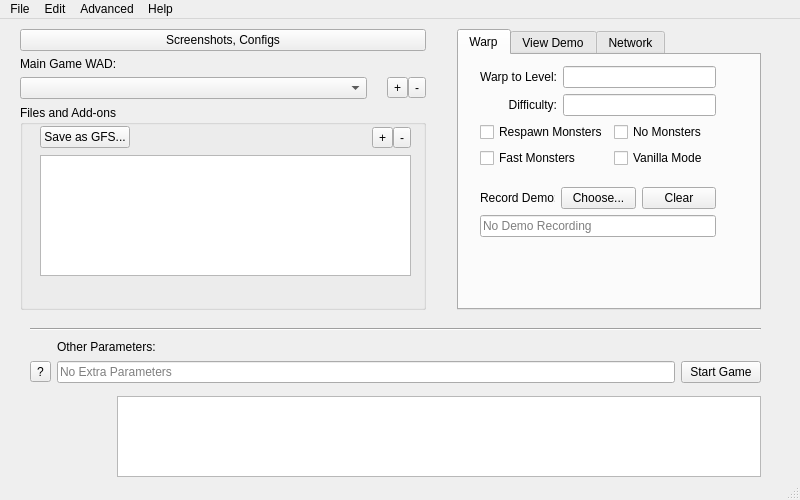
Altazimuth/Eternity-Launcher-Qt, file mainwindow.ui: the form before one commit.
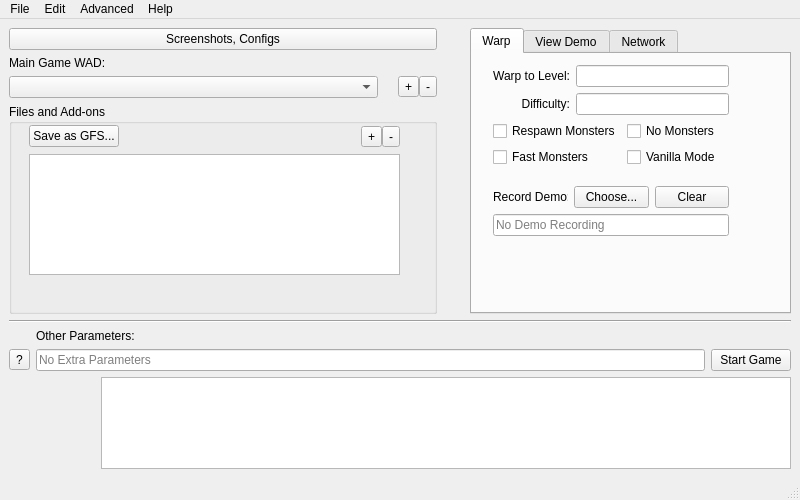
The form after the commit. Icons and pictures are not drawn.

Commit message: Make the main window a vertical layout

```diff
--- a/mainwindow.ui
+++ b/mainwindow.ui
@@ -18,115 +18,8 @@
     <normaloff>:/ee.ico</normaloff>:/ee.ico</iconset>
   </property>
   <widget class="QWidget" name="centralwidget">
-   <widget class="Line" name="line">
-    <property name="geometry">
-     <rect>
-      <x>30</x>
-      <y>300</y>
-      <width>731</width>
-      <height>20</height>
-     </rect>
-    </property>
-    <property name="orientation">
-     <enum>Qt::Horizontal</enum>
-    </property>
-   </widget>
-   <widget class="QWidget" name="layoutWidget">
-    <property name="geometry">
-     <rect>
-      <x>30</x>
-      <y>320</y>
-      <width>731</width>
-      <height>44</height>
-     </rect>
-    </property>
-    <layout class="QGridLayout" name="gridLayout_4">
-     <item row="1" column="2">
-      <widget class="QPushButton" name="pushButton_startGame">
-       <property name="text">
-        <string>Start Game</string>
-       </property>
-      </widget>
-     </item>
-     <item row="1" column="0">
-      <widget class="QToolButton" name="toolButton_wikiCommandArgs">
-       <property name="text">
-        <string>?</string>
-       </property>
-      </widget>
-     </item>
-     <item row="0" column="1">
-      <widget class="QLabel" name="label_13">
-       <property name="text">
-        <string>Other Parameters:</string>
-       </property>
-      </widget>
-     </item>
-     <item row="1" column="1">
-      <widget class="QLineEdit" name="lineEdit_otherParameters">
-       <property name="toolTip">
-        <string>&lt;html&gt;&lt;head/&gt;&lt;body&gt;&lt;p&gt;Type here other parameters not included in the user interface. You can click on the question mark button to visit the wiki page on available parameters. &lt;/p&gt;&lt;/body&gt;&lt;/html&gt;</string>
-       </property>
-       <property name="placeholderText">
-        <string>No Extra Parameters</string>
-       </property>
-      </widget>
-     </item>
-    </layout>
-   </widget>
-   <widget class="QWidget" name="layoutWidget">
-    <property name="geometry">
-     <rect>
-      <x>30</x>
-      <y>377</y>
-      <width>731</width>
-      <height>81</height>
-     </rect>
-    </property>
-    <layout class="QHBoxLayout" name="horizontalLayout_6" stretch="1,8">
+   <layout class="QVBoxLayout" name="verticalLayout_9" stretch="50,0,10,16">
      <item>
-      <widget class="QLabel" name="label_14">
-       <property name="sizePolicy">
-        <sizepolicy hsizetype="Ignored" vsizetype="Ignored">
-         <horstretch>1</horstretch>
-         <verstretch>1</verstretch>
-        </sizepolicy>
-       </property>
-       <property name="text">
-        <string/>
-       </property>
-       <property name="pixmap">
-        <pixmap resource="icon.qrc">:/ee.ico</pixmap>
-       </property>
-       <property name="scaledContents">
-        <bool>true</bool>
-       </property>
-      </widget>
-     </item>
-     <item>
-      <widget class="QPlainTextEdit" name="plainTextEdit_commandLine">
-       <property name="sizePolicy">
-        <sizepolicy hsizetype="Expanding" vsizetype="Expanding">
-         <horstretch>8</horstretch>
-         <verstretch>1</verstretch>
-        </sizepolicy>
-       </property>
-       <property name="readOnly">
-        <bool>true</bool>
-       </property>
-      </widget>
-     </item>
-    </layout>
-   </widget>
-   <widget class="QWidget" name="">
-    <property name="geometry">
-     <rect>
-      <x>20</x>
-      <y>10</y>
-      <width>741</width>
-      <height>281</height>
-     </rect>
-    </property>
     <layout class="QHBoxLayout" name="horizontalLayout_9" stretch="80,5,60">
      <item>
       <layout class="QVBoxLayout" name="verticalLayout_8">
@@ -224,7 +117,7 @@
            <string>Lists the game files to load at startup time.</string>
           </property>
          </widget>
-         <widget class="QWidget" name="">
+          <widget class="QWidget" name="layoutWidget">
           <property name="geometry">
            <rect>
             <x>20</x>
@@ -813,7 +706,92 @@
       </widget>
      </item>
     </layout>
-   </widget>
+    </item>
+    <item>
+     <widget class="Line" name="line">
+      <property name="orientation">
+       <enum>Qt::Horizontal</enum>
+      </property>
+     </widget>
+    </item>
+    <item>
+     <layout class="QGridLayout" name="gridLayout_4">
+      <item row="1" column="2">
+       <widget class="QPushButton" name="pushButton_startGame">
+        <property name="text">
+         <string>Start Game</string>
+        </property>
+       </widget>
+      </item>
+      <item row="1" column="0">
+       <widget class="QToolButton" name="toolButton_wikiCommandArgs">
+        <property name="text">
+         <string>?</string>
+        </property>
+       </widget>
+      </item>
+      <item row="0" column="1">
+       <widget class="QLabel" name="label_13">
+        <property name="sizePolicy">
+         <sizepolicy hsizetype="Preferred" vsizetype="Maximum">
+          <horstretch>0</horstretch>
+          <verstretch>0</verstretch>
+         </sizepolicy>
+        </property>
+        <property name="text">
+         <string>Other Parameters:</string>
+        </property>
+       </widget>
+      </item>
+      <item row="1" column="1">
+       <widget class="QLineEdit" name="lineEdit_otherParameters">
+        <property name="toolTip">
+         <string>&lt;html&gt;&lt;head/&gt;&lt;body&gt;&lt;p&gt;Type here other parameters not included in the user interface. You can click on the question mark button to visit the wiki page on available parameters. &lt;/p&gt;&lt;/body&gt;&lt;/html&gt;</string>
+        </property>
+        <property name="placeholderText">
+         <string>No Extra Parameters</string>
+        </property>
+       </widget>
+      </item>
+     </layout>
+    </item>
+    <item>
+     <layout class="QHBoxLayout" name="horizontalLayout_6" stretch="1,8">
+      <item>
+       <widget class="QLabel" name="label_14">
+        <property name="sizePolicy">
+         <sizepolicy hsizetype="Ignored" vsizetype="Ignored">
+          <horstretch>1</horstretch>
+          <verstretch>1</verstretch>
+         </sizepolicy>
+        </property>
+        <property name="text">
+         <string/>
+        </property>
+        <property name="pixmap">
+         <pixmap resource="icon.qrc">:/ee.ico</pixmap>
+        </property>
+        <property name="scaledContents">
+         <bool>true</bool>
+        </property>
+       </widget>
+      </item>
+      <item>
+       <widget class="QPlainTextEdit" name="plainTextEdit_commandLine">
+        <property name="sizePolicy">
+         <sizepolicy hsizetype="Expanding" vsizetype="Maximum">
+          <horstretch>8</horstretch>
+          <verstretch>1</verstretch>
+         </sizepolicy>
+        </property>
+        <property name="readOnly">
+         <bool>true</bool>
+        </property>
+       </widget>
+      </item>
+     </layout>
+    </item>
+   </layout>
   </widget>
   <widget class="QMenuBar" name="menubar">
    <property name="geometry">
```
Lines whose indentation alone changed are shown as unchanged.
